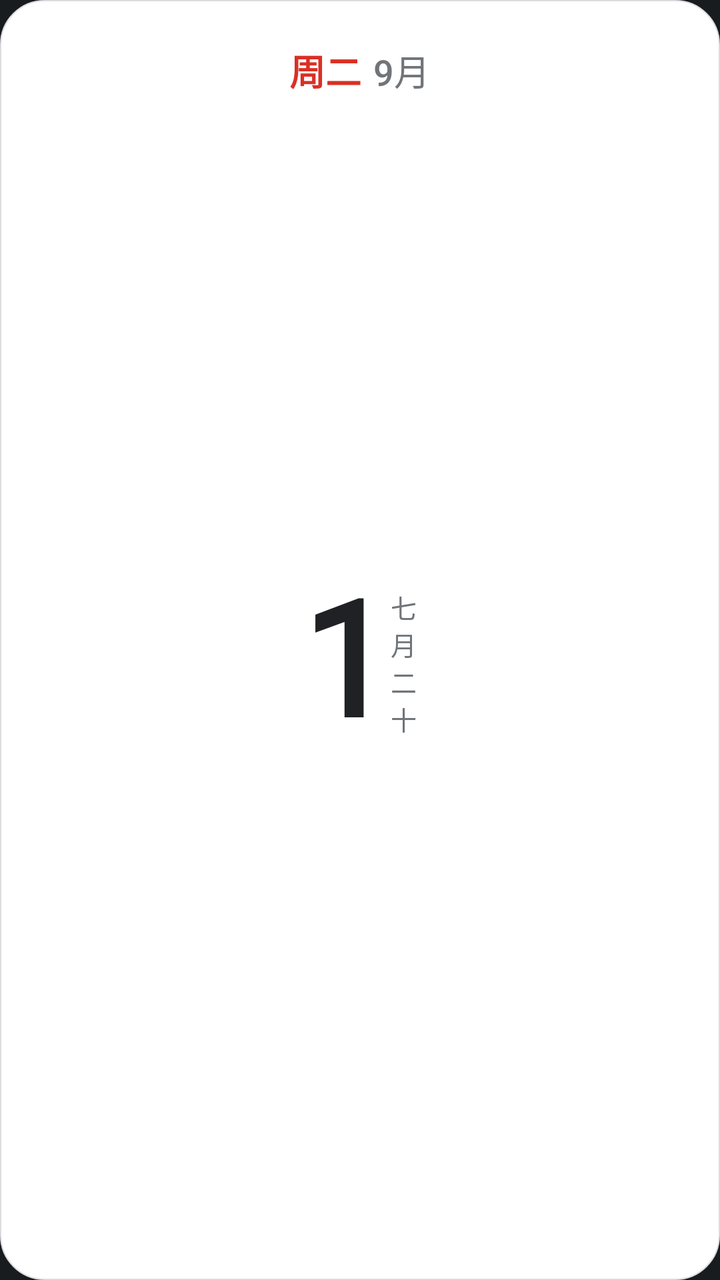
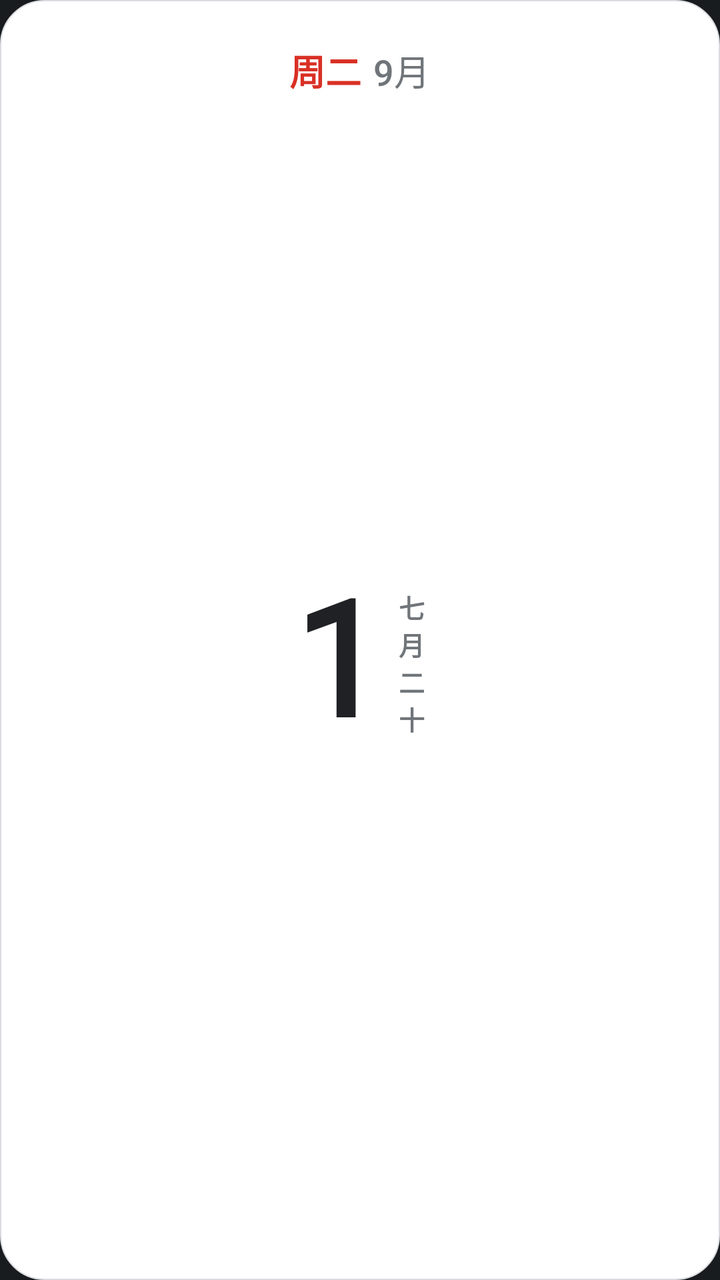

An Android layout rendered at two revisions. The XML below is the earlier revision; the diff shows what the commit changed to produce the second picture.
<!-- AndroidManifest.xml: application theme Theme.MyApplication -->
<!-- res/layout/widget_today.xml -->
<?xml version="1.0" encoding="utf-8"?>
<LinearLayout xmlns:android="http://schemas.android.com/apk/res/android"
    android:id="@+id/widget_root"
    android:layout_width="match_parent"
    android:layout_height="match_parent"
    android:orientation="vertical"
    android:background="@drawable/bg_widget_card"
    android:paddingStart="12dp"
    android:paddingEnd="12dp"
    android:paddingTop="22dp"
    android:paddingBottom="10dp">

    
    <LinearLayout
        android:id="@+id/widget_layout_cn"
        android:layout_width="match_parent"
        android:layout_height="match_parent"
        android:orientation="vertical"
        android:visibility="visible">

        
        <LinearLayout
            android:layout_width="match_parent"
            android:layout_height="wrap_content"
            android:orientation="horizontal"
            android:gravity="center_horizontal">

            <TextView
                android:id="@+id/widget_text_weekday"
                android:layout_width="wrap_content"
                android:layout_height="wrap_content"
                android:text="@string/widget_preview_today_weekday"
                android:textColor="@color/widget_text_red"
                android:textSize="18sp"
                android:fontFamily="sans-serif-medium"
                android:textStyle="bold"
                android:includeFontPadding="false"
                android:maxLines="1"
                android:ellipsize="end" />

            <TextView
                android:id="@+id/widget_text_month"
                android:layout_width="wrap_content"
                android:layout_height="wrap_content"
                android:layout_marginStart="6dp"
                android:text="@string/widget_preview_today_month"
                android:textColor="@color/widget_text_secondary"
                android:textSize="18sp"
                android:fontFamily="sans-serif-medium"
                android:includeFontPadding="false"
                android:maxLines="1"
                android:ellipsize="end" />
        </LinearLayout>

        
        <LinearLayout
            android:layout_width="match_parent"
            android:layout_height="0dp"
            android:layout_weight="1"
            android:layout_marginTop="-8dp"
            android:orientation="horizontal"
            android:gravity="center">

            <FrameLayout
                android:layout_width="wrap_content"
                android:layout_height="wrap_content">
                <TextView
                    android:id="@+id/widget_text_day_number"
                    android:layout_width="wrap_content"
                    android:layout_height="wrap_content"
                    android:text="@string/widget_preview_today_day"
                    android:textColor="@color/widget_text_primary"
                    android:textSize="80sp"
                    android:fontFamily="@font/plus_jakarta_sans"
                    android:textStyle="bold"
                    android:letterSpacing="-0.02"
                    android:includeFontPadding="false" />
                <TextView
                    android:id="@+id/widget_text_day_number_red"
                    android:layout_width="wrap_content"
                    android:layout_height="wrap_content"
                    android:text="@string/widget_preview_today_day"
                    android:textColor="@color/widget_text_red"
                    android:textSize="80sp"
                    android:fontFamily="@font/plus_jakarta_sans"
                    android:textStyle="bold"
                    android:letterSpacing="-0.02"
                    android:includeFontPadding="false"
                    android:visibility="gone" />
            </FrameLayout>

            <TextView
                android:id="@+id/widget_text_lunar_vertical"
                android:layout_width="wrap_content"
                android:layout_height="wrap_content"
                android:text="@string/widget_preview_today_lunar"
                android:textColor="@color/widget_text_secondary"
                android:textSize="13sp"
                android:fontFamily="sans-serif-medium"
                android:includeFontPadding="false"
                android:lineSpacingExtra="0dp"
                android:gravity="center_horizontal"
                android:layout_marginEnd="0dp" />
        </LinearLayout>
    </LinearLayout>

        
    <LinearLayout
        android:id="@+id/widget_layout_en"
        android:layout_width="match_parent"
        android:layout_height="match_parent"
        android:orientation="vertical"
        android:visibility="gone">

        
        <LinearLayout
            android:layout_width="match_parent"
            android:layout_height="wrap_content"
            android:orientation="horizontal"
            android:gravity="center_horizontal">

            <TextView
                android:id="@+id/widget_en_text_weekday"
                android:layout_width="wrap_content"
                android:layout_height="wrap_content"
                android:text="@string/widget_preview_today_weekday"
                android:textColor="@color/widget_text_red"
                android:textSize="26sp"
                android:fontFamily="sans-serif-medium"
                android:textStyle="bold"
                android:includeFontPadding="false"
                android:maxLines="1"
                android:ellipsize="end" />

            <TextView
                android:id="@+id/widget_en_text_month"
                android:layout_width="wrap_content"
                android:layout_height="wrap_content"
                android:layout_marginStart="7dp"
                android:text="@string/widget_preview_today_month"
                android:textColor="@color/widget_text_secondary"
                android:textSize="26sp"
                android:fontFamily="sans-serif-medium"
                android:includeFontPadding="false"
                android:maxLines="1"
                android:ellipsize="end" />
        </LinearLayout>

        
        <FrameLayout
            android:layout_width="match_parent"
            android:layout_height="0dp"
            android:layout_weight="1"
            android:layout_marginTop="-12dp">
            <TextView
                android:id="@+id/widget_en_text_day_number"
                android:layout_width="wrap_content"
                android:layout_height="wrap_content"
                android:layout_gravity="center"
                android:text="@string/widget_preview_today_day"
                android:textColor="@color/widget_text_primary"
                android:textSize="96sp"
                android:fontFamily="@font/plus_jakarta_sans"
                android:textStyle="bold"
                android:letterSpacing="-0.02"
                android:includeFontPadding="false" />
            <TextView
                android:id="@+id/widget_en_text_day_number_red"
                android:layout_width="wrap_content"
                android:layout_height="wrap_content"
                android:layout_gravity="center"
                android:text="@string/widget_preview_today_day"
                android:textColor="@color/widget_text_red"
                android:textSize="96sp"
                android:fontFamily="@font/plus_jakarta_sans"
                android:textStyle="bold"
                android:letterSpacing="-0.02"
                android:includeFontPadding="false"
                android:visibility="gone" />
        </FrameLayout>
    </LinearLayout>
</LinearLayout>
<!-- resources referenced by this layout -->
<resources>
  <color name="widget_text_primary">#202124</color>
  <color name="widget_text_red">#D93025</color>
  <color name="widget_text_secondary">#70757A</color>
  <!-- drawable bg_widget_card (drawable) -->
  <?xml version="1.0" encoding="utf-8"?>
  <shape xmlns:android="http://schemas.android.com/apk/res/android"
      android:shape="rectangle">
      <corners android:radius="22dp" />
      <solid android:color="@color/widget_bg" />
      <stroke android:width="0.75dp" android:color="@color/widget_border" />
  </shape>
  <string name="widget_preview_today_day">1</string>
  <string name="widget_preview_today_lunar">七\n月\n二\n十</string>
  <string name="widget_preview_today_month">9月</string>
  <string name="widget_preview_today_weekday">周二</string>
  <style name="Theme.MyApplication" parent="android:Theme.DeviceDefault.NoActionBar" />
  <color name="widget_bg">#FFFFFF</color>
  <color name="widget_border">#DADCE0</color>
</resources>

<!-- the commit's change to res/layout/widget_today.xml (unified diff, before → after) -->
@@ -93,10 +93,12 @@
                 android:id="@+id/widget_text_lunar_vertical"
                 android:layout_width="wrap_content"
                 android:layout_height="wrap_content"
+                android:layout_marginStart="8dp"
                 android:text="@string/widget_preview_today_lunar"
                 android:textColor="@color/widget_text_secondary"
                 android:textSize="13sp"
                 android:fontFamily="sans-serif-medium"
+                android:textStyle="bold"
                 android:includeFontPadding="false"
                 android:lineSpacingExtra="0dp"
                 android:gravity="center_horizontal"
@@ -151,7 +153,7 @@
             android:layout_width="match_parent"
             android:layout_height="0dp"
             android:layout_weight="1"
-            android:layout_marginTop="-12dp">
+            android:layout_marginTop="4dp">
             <TextView
                 android:id="@+id/widget_en_text_day_number"
                 android:layout_width="wrap_content"
